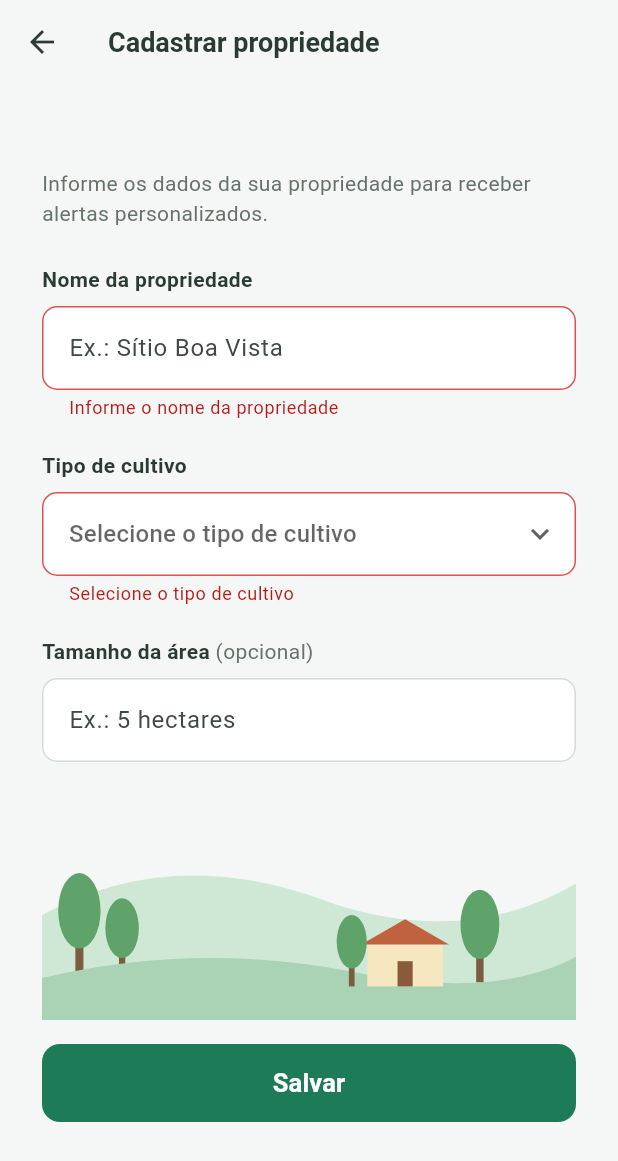
After one commit to rafaelmvalente/PI_IV-TIME-19, a Flutter app: the CadastroPropriedadeScreen screen opened directly, after a tap on "Salvar", on a phone screen of 412 x 824 dp. The commit adds this screen. Shown: the top 1161 px of the screen. Run offline on Flutter 3.47's test engine with Material 3 defaults, Android fonts, the phone set to English and light mode, and no system bars.

Commit message:
feat: implementação da tela de cadastro de propriedade

```diff
--- /dev/null
+++ b/app/lib/models/propriedade.dart
@@ -0,0 +1,39 @@
+// Vinicius Santuci Virgolino - 25000294
+// Data: 13/10/26
+// Descrição: Modelo da propriedade rural cadastrada pelo produtor e os tipos
+// de cultivo aceitos pelo app.
+
+enum TipoCultivo {
+  milho('Milho'),
+  feijao('Feijão'),
+  soja('Soja'),
+  cafe('Café'),
+  hortalicas('Hortaliças'),
+  frutas('Frutas'),
+  outro('Outro');
+
+  const TipoCultivo(this.rotulo);
+
+  final String rotulo;
+}
+
+class Propriedade {
+  const Propriedade({
+    required this.nome,
+    required this.cultivo,
+    this.areaHectares,
+  });
+
+  final String nome;
+  final TipoCultivo cultivo;
+  final double? areaHectares;
+
+  /// Formato usado para gravar no Firestore.
+  Map<String, dynamic> toMap() {
+    return {
+      'nome': nome,
+      'cultivo': cultivo.name,
+      'areaHectares': areaHectares,
+    };
+  }
+}
--- /dev/null
+++ b/app/lib/screens/cadastro_propriedade_screen.dart
@@ -0,0 +1,264 @@
+// Vinicius Santuci Virgolino - 25000294
+// Data: 13/10/26
+// Horário:
+// Descrição: Tela de cadastro da propriedade do ClimAlerta. Contém os campos
+// de nome da propriedade, tipo de cultivo e tamanho da área (opcional), a
+// ilustração da paisagem rural e o botão "Salvar". Ao salvar, devolve a
+// Propriedade preenchida para a tela anterior.
+
+import 'package:flutter/material.dart';
+import 'package:flutter/services.dart';
+
+import '../models/propriedade.dart';
+import '../theme/app_colors.dart';
+import '../widgets/paisagem_rural.dart';
+
+class CadastroPropriedadeScreen extends StatefulWidget {
+  const CadastroPropriedadeScreen({super.key});
+
+  @override
+  State<CadastroPropriedadeScreen> createState() =>
+      _CadastroPropriedadeScreenState();
+}
+
+class _CadastroPropriedadeScreenState extends State<CadastroPropriedadeScreen> {
+  static const int _tamanhoMinimoNome = 3;
+  static const int _tamanhoMaximoNome = 60;
+
+  final _formKey = GlobalKey<FormState>();
+  final _nomeController = TextEditingController();
+  final _areaController = TextEditingController();
+
+  TipoCultivo? _cultivo;
+
+  @override
+  void dispose() {
+    _nomeController.dispose();
+    _areaController.dispose();
+    super.dispose();
+  }
+
+  String? _validarNome(String? valor) {
+    final nome = valor?.trim() ?? '';
+    if (nome.isEmpty) return 'Informe o nome da propriedade';
+    if (nome.length < _tamanhoMinimoNome) {
+      return 'O nome deve ter pelo menos $_tamanhoMinimoNome letras';
+    }
+    return null;
+  }
+
+  String? _validarCultivo(TipoCultivo? valor) {
+    return valor == null ? 'Selecione o tipo de cultivo' : null;
+  }
+
+  String? _validarArea(String? valor) {
+    final texto = valor?.trim() ?? '';
+    if (texto.isEmpty) return null;
+    final area = _converterArea(texto);
+    if (area == null || area <= 0) return 'Informe uma área válida';
+    return null;
+  }
+
+  double? _converterArea(String texto) {
+    if (texto.trim().isEmpty) return null;
+    return double.tryParse(texto.trim().replaceAll(',', '.'));
+  }
+
+  void _salvar() {
+    FocusScope.of(context).unfocus();
+    if (!_formKey.currentState!.validate()) return;
+
+    final propriedade = Propriedade(
+      nome: _nomeController.text.trim(),
+      cultivo: _cultivo!,
+      areaHectares: _converterArea(_areaController.text),
+    );
+
+    Navigator.of(context).pop(propriedade);
+  }
+
+  @override
+  Widget build(BuildContext context) {
+    return Scaffold(
+      backgroundColor: AppColors.fundo,
+      appBar: AppBar(
+        backgroundColor: AppColors.fundo,
+        surfaceTintColor: Colors.transparent,
+        foregroundColor: AppColors.textoEscuro,
+        elevation: 0,
+        title: const Text(
+          'Cadastrar propriedade',
+          style: TextStyle(fontSize: 18, fontWeight: FontWeight.w700),
+        ),
+      ),
+      body: SafeArea(
+        child: Center(
+          child: ConstrainedBox(
+            constraints: const BoxConstraints(maxWidth: 430),
+            child: SingleChildScrollView(
+              padding: const EdgeInsets.fromLTRB(28, 4, 28, 24),
+              child: Form(
+                key: _formKey,
+                child: Column(
+                  crossAxisAlignment: CrossAxisAlignment.stretch,
+                  children: [
+                    const Text(
+                      'Informe os dados da sua propriedade para receber '
+                      'alertas personalizados.',
+                      style: TextStyle(
+                        color: AppColors.textoSecundario,
+                        fontSize: 14,
+                        height: 1.4,
+                      ),
+                    ),
+                    const SizedBox(height: 24),
+                    _CampoComRotulo(
+                      rotulo: 'Nome da propriedade',
+                      child: TextFormField(
+                        controller: _nomeController,
+                        textCapitalization: TextCapitalization.words,
+                        textInputAction: TextInputAction.next,
+                        inputFormatters: [
+                          LengthLimitingTextInputFormatter(_tamanhoMaximoNome),
+                        ],
+                        decoration: _decoracao('Ex.: Sítio Boa Vista'),
+                        validator: _validarNome,
+                      ),
+                    ),
+                    const SizedBox(height: 20),
+                    _CampoComRotulo(
+                      rotulo: 'Tipo de cultivo',
+                      child: DropdownButtonFormField<TipoCultivo>(
+                        initialValue: _cultivo,
+                        hint: const Text('Selecione o tipo de cultivo'),
+                        icon: const Icon(Icons.keyboard_arrow_down),
+                        decoration: _decoracao(null),
+                        items: [
+                          for (final cultivo in TipoCultivo.values)
+                            DropdownMenuItem(
+                              value: cultivo,
+                              child: Text(cultivo.rotulo),
+                            ),
+                        ],
+                        onChanged: (valor) => setState(() => _cultivo = valor),
+                        validator: _validarCultivo,
+                      ),
+                    ),
+                    const SizedBox(height: 20),
+                    _CampoComRotulo(
+                      rotulo: 'Tamanho da área',
+                      complemento: '(opcional)',
+                      child: TextFormField(
+                        controller: _areaController,
+                        keyboardType: const TextInputType.numberWithOptions(
+                          decimal: true,
+                        ),
+                        textInputAction: TextInputAction.done,
+                        inputFormatters: [
+                          FilteringTextInputFormatter.allow(
+                            RegExp(r'^\d{0,6}([.,]\d{0,2})?'),
+                          ),
+                        ],
+                        decoration: _decoracao('Ex.: 5 hectares').copyWith(
+                          suffixText: 'ha',
+                        ),
+                        validator: _validarArea,
+                      ),
+                    ),
+                    const SizedBox(height: 32),
+                    const PaisagemRural(),
+                    const SizedBox(height: 16),
+                    SizedBox(
+                      height: 52,
+                      child: ElevatedButton(
+                        style: ElevatedButton.styleFrom(
+                          backgroundColor: AppColors.verde,
+                          foregroundColor: Colors.white,
+                          elevation: 0,
+                          shape: RoundedRectangleBorder(
+                            borderRadius: BorderRadius.circular(12),
+                          ),
+                        ),
+                        onPressed: _salvar,
+                        child: const Text(
+                          'Salvar',
+                          style: TextStyle(
+                            fontSize: 17,
+                            fontWeight: FontWeight.w600,
+                          ),
+                        ),
+                      ),
+                    ),
+                  ],
+                ),
+              ),
+            ),
+          ),
+        ),
+      ),
+    );
+  }
+
+  InputDecoration _decoracao(String? dica) {
+    OutlineInputBorder borda(Color cor, {double largura = 1}) {
+      return OutlineInputBorder(
+        borderRadius: BorderRadius.circular(10),
+        borderSide: BorderSide(color: cor, width: largura),
+      );
+    }
+
+    return InputDecoration(
+      hintText: dica,
+      filled: true,
+      fillColor: Colors.white,
+      contentPadding: const EdgeInsets.symmetric(horizontal: 14, vertical: 16),
+      enabledBorder: borda(AppColors.borda),
+      focusedBorder: borda(AppColors.verde, largura: 1.5),
+      errorBorder: borda(AppColors.erro),
+      focusedErrorBorder: borda(AppColors.erro, largura: 1.5),
+    );
+  }
+}
+
+class _CampoComRotulo extends StatelessWidget {
+  const _CampoComRotulo({
+    required this.rotulo,
+    required this.child,
+    this.complemento,
+  });
+
+  final String rotulo;
+  final String? complemento;
+  final Widget child;
+
+  @override
+  Widget build(BuildContext context) {
+    return Column(
+      crossAxisAlignment: CrossAxisAlignment.start,
+      children: [
+        Text.rich(
+          TextSpan(
+            text: rotulo,
+            style: const TextStyle(
+              color: AppColors.textoEscuro,
+              fontSize: 14,
+              fontWeight: FontWeight.w600,
+            ),
+            children: [
+              if (complemento != null)
+                TextSpan(
+                  text: ' $complemento',
+                  style: const TextStyle(
+                    color: AppColors.textoSecundario,
+                    fontWeight: FontWeight.w400,
+                  ),
+                ),
+            ],
+          ),
+        ),
+        const SizedBox(height: 8),
+        child,
+      ],
+    );
+  }
+}
--- a/app/lib/screens/login_screen.dart
+++ b/app/lib/screens/login_screen.dart
@@ -6,6 +6,8 @@
 // "Esqueceu sua senha?", o botão "Entrar" e o botão "Criar conta"
 
 import 'package:flutter/material.dart';
+
+import 'cadastro_propriedade_screen.dart';
 
 class LoginScreen extends StatefulWidget {
   const LoginScreen({super.key});
@@ -40,6 +42,10 @@ class _LoginScreenState extends State<LoginScreen> {
     // validate() executa o "validator" de cada campo e retorna false se
     // algum deles devolver uma mensagem de erro
     if (_formKey.currentState!.validate()) {
+      // Após o login, o usuário segue para o cadastro da propriedade
+      Navigator.of(context).push(
+        MaterialPageRoute(builder: (_) => const CadastroPropriedadeScreen()),
+      );
     }
   }
 
--- /dev/null
+++ b/app/lib/theme/app_colors.dart
@@ -0,0 +1,24 @@
+// Vinicius Santuci Virgolino - 25000294
+// Data: 13/10/26
+// Descrição: Paleta de cores do ClimAlerta, compartilhada entre as telas.
+
+import 'package:flutter/material.dart';
+
+abstract final class AppColors {
+  static const Color verde = Color(0xFF1E7B58);
+  static const Color verdeFolha = Color(0xFF6FBF73);
+  static const Color amareloSol = Color(0xFFF2C94C);
+  static const Color borda = Color(0xFFD5DBD8);
+  static const Color fundo = Color(0xFFF4F7F5);
+  static const Color textoEscuro = Color(0xFF2B3A33);
+  static const Color textoSecundario = Color(0xFF66736D);
+  static const Color erro = Color(0xFFE05252);
+
+  static const Color morroClaro = Color(0xFFCFE8D5);
+  static const Color morroEscuro = Color(0xFFA9D3B4);
+  static const Color copaArvore = Color(0xFF5FA36A);
+  static const Color troncoArvore = Color(0xFF7A5C3E);
+  static const Color paredeCasa = Color(0xFFF6E7C1);
+  static const Color telhadoCasa = Color(0xFFC0613F);
+  static const Color portaCasa = Color(0xFF8A5A3B);
+}
--- /dev/null
+++ b/app/lib/widgets/paisagem_rural.dart
@@ -0,0 +1,115 @@
+// Vinicius Santuci Virgolino - 25000294
+// Data: 13/10/26
+// Descrição: Ilustração decorativa de morros com árvores e uma casa,
+// usada na tela de cadastro da propriedade.
+
+import 'package:flutter/material.dart';
+
+import '../theme/app_colors.dart';
+
+class PaisagemRural extends StatelessWidget {
+  const PaisagemRural({super.key, this.altura = 140});
+
+  final double altura;
+
+  @override
+  Widget build(BuildContext context) {
+    return ExcludeSemantics(
+      child: SizedBox(
+        height: altura,
+        width: double.infinity,
+        child: const CustomPaint(painter: _PaisagemPainter()),
+      ),
+    );
+  }
+}
+
+class _PaisagemPainter extends CustomPainter {
+  const _PaisagemPainter();
+
+  @override
+  void paint(Canvas canvas, Size size) {
+    final w = size.width;
+    final h = size.height;
+
+    final morroDeTras = Path()
+      ..moveTo(0, h * 0.50)
+      ..quadraticBezierTo(w * 0.25, h * 0.15, w * 0.55, h * 0.45)
+      ..quadraticBezierTo(w * 0.80, h * 0.65, w, h * 0.35)
+      ..lineTo(w, h)
+      ..lineTo(0, h)
+      ..close();
+
+    final morroDaFrente = Path()
+      ..moveTo(0, h * 0.80)
+      ..quadraticBezierTo(w * 0.30, h * 0.62, w * 0.60, h * 0.78)
+      ..quadraticBezierTo(w * 0.85, h * 0.90, w, h * 0.70)
+      ..lineTo(w, h)
+      ..lineTo(0, h)
+      ..close();
+
+    canvas.drawPath(morroDeTras, Paint()..color = AppColors.morroClaro);
+    _desenharArvore(canvas, Offset(w * 0.07, h * 0.78), h * 0.48);
+    _desenharArvore(canvas, Offset(w * 0.15, h * 0.80), h * 0.38);
+    canvas.drawPath(morroDaFrente, Paint()..color = AppColors.morroEscuro);
+    _desenharCasa(canvas, Offset(w * 0.68, h * 0.84), h);
+    _desenharArvore(canvas, Offset(w * 0.58, h * 0.84), h * 0.34);
+    _desenharArvore(canvas, Offset(w * 0.82, h * 0.82), h * 0.44);
+  }
+
+  void _desenharArvore(Canvas canvas, Offset base, double altura) {
+    final larguraTronco = altura * 0.08;
+    final alturaCopa = altura * 0.75;
+
+    canvas.drawRect(
+      Rect.fromLTWH(
+        base.dx - larguraTronco / 2,
+        base.dy - altura * 0.35,
+        larguraTronco,
+        altura * 0.35,
+      ),
+      Paint()..color = AppColors.troncoArvore,
+    );
+    canvas.drawOval(
+      Rect.fromCenter(
+        center: Offset(base.dx, base.dy - altura + alturaCopa / 2),
+        width: altura * 0.42,
+        height: alturaCopa,
+      ),
+      Paint()..color = AppColors.copaArvore,
+    );
+  }
+
+  void _desenharCasa(Canvas canvas, Offset base, double alturaTela) {
+    final largura = alturaTela * 0.36;
+    final alturaParede = alturaTela * 0.20;
+    final alturaTelhado = alturaTela * 0.12;
+
+    final parede = Rect.fromLTWH(
+      base.dx - largura / 2,
+      base.dy - alturaParede,
+      largura,
+      alturaParede,
+    );
+
+    final telhado = Path()
+      ..moveTo(parede.left - largura * 0.08, parede.top)
+      ..lineTo(base.dx, parede.top - alturaTelhado)
+      ..lineTo(parede.right + largura * 0.08, parede.top)
+      ..close();
+
+    final porta = Rect.fromLTWH(
+      base.dx - largura * 0.10,
+      base.dy - alturaParede * 0.60,
+      largura * 0.20,
+      alturaParede * 0.60,
+    );
+
+    canvas.drawRect(parede, Paint()..color = AppColors.paredeCasa);
+    canvas.drawPath(telhado, Paint()..color = AppColors.telhadoCasa);
+    canvas.drawRect(porta, Paint()..color = AppColors.portaCasa);
+  }
+
+  @override
+  bool shouldRepaint(covariant CustomPainter oldDelegate) => false;
+}
```
